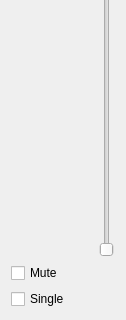
The window that mixerchannel.ui (RE-Kovalev/urcontrol-qt) describes before a commit, drawn with Qt 5; both pictures show x 0 to 126 and y 186 to 506 of the 126 by 506 pixel window.
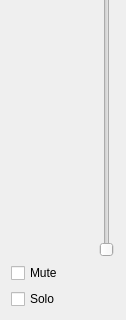
The same window after the commit. Custom widgets are drawn as their Qt base class.

What changed in the file:
```diff
--- a/mixerchannel.ui
+++ b/mixerchannel.ui
@@ -47,7 +47,7 @@
      <item>
       <widget class="QCheckBox" name="singleCheckBox">
        <property name="text">
-        <string>Single</string>
+        <string>Solo</string>
        </property>
       </widget>
      </item>
```
Left out of the diff: 2 changed lines with no effect on the pictures.
